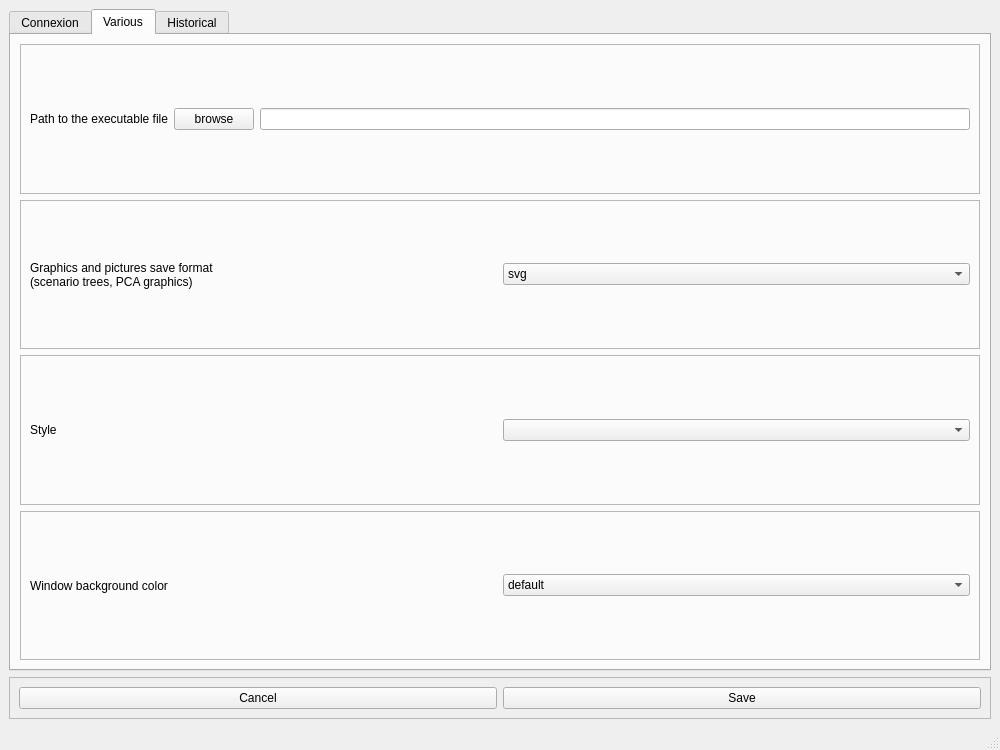
First picture: the form in python_interface/uis/preferences.ui, repository cbgp/diyabc, before the edit.
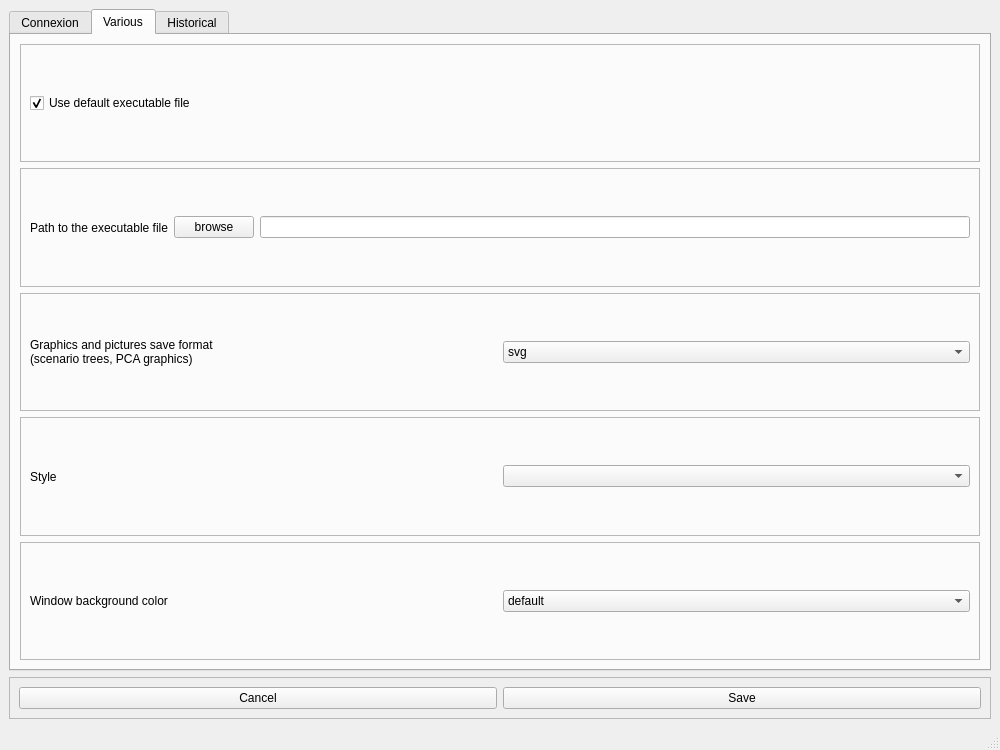
Second picture: the form after the edit. The open tabs and pages were chosen to show the change.

Commit message: debut de executable par defaut

The edit to the form file:
```diff
--- a/python_interface/uis/preferences.ui
+++ b/python_interface/uis/preferences.ui
@@ -123,6 +123,28 @@
         <string>Various</string>
        </attribute>
        <layout class="QVBoxLayout" name="verticalLayout_2">
+        <item>
+         <widget class="QFrame" name="frame_5">
+          <property name="frameShape">
+           <enum>QFrame::StyledPanel</enum>
+          </property>
+          <property name="frameShadow">
+           <enum>QFrame::Raised</enum>
+          </property>
+          <layout class="QHBoxLayout" name="horizontalLayout_5">
+           <item>
+            <widget class="QCheckBox" name="useDefaultExeCheck">
+             <property name="text">
+              <string>Use default executable file</string>
+             </property>
+             <property name="checked">
+              <bool>true</bool>
+             </property>
+            </widget>
+           </item>
+          </layout>
+         </widget>
+        </item>
         <item>
          <widget class="QFrame" name="frame_3">
           <property name="frameShape">
```
The commit also changes 3 other files.
